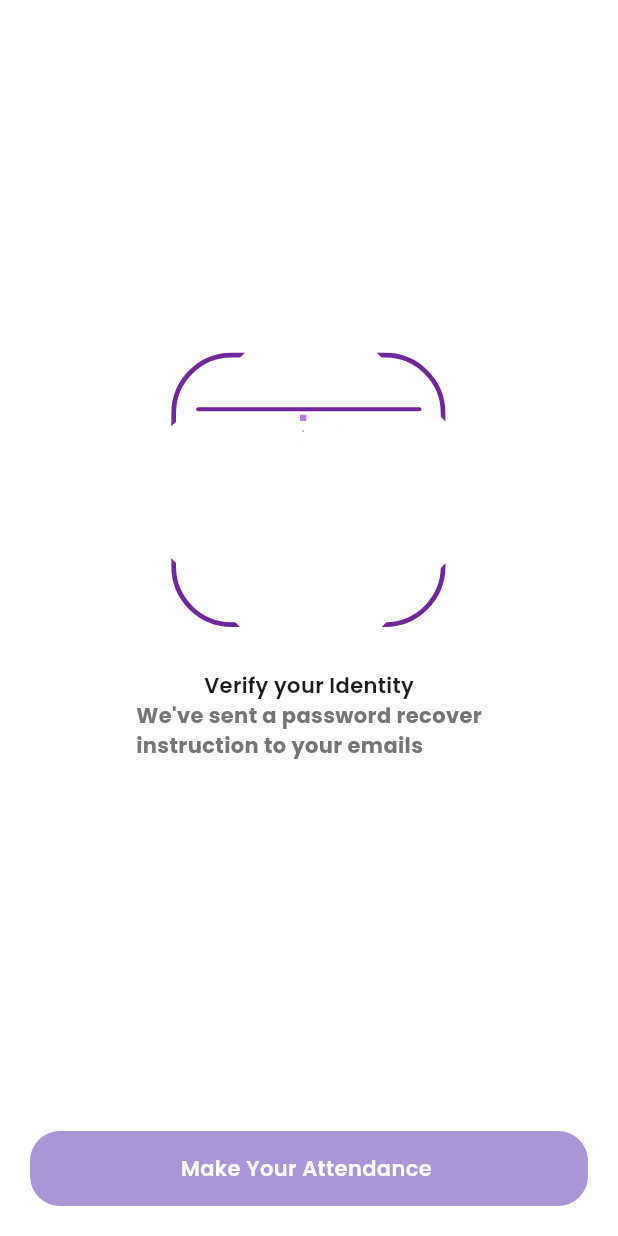
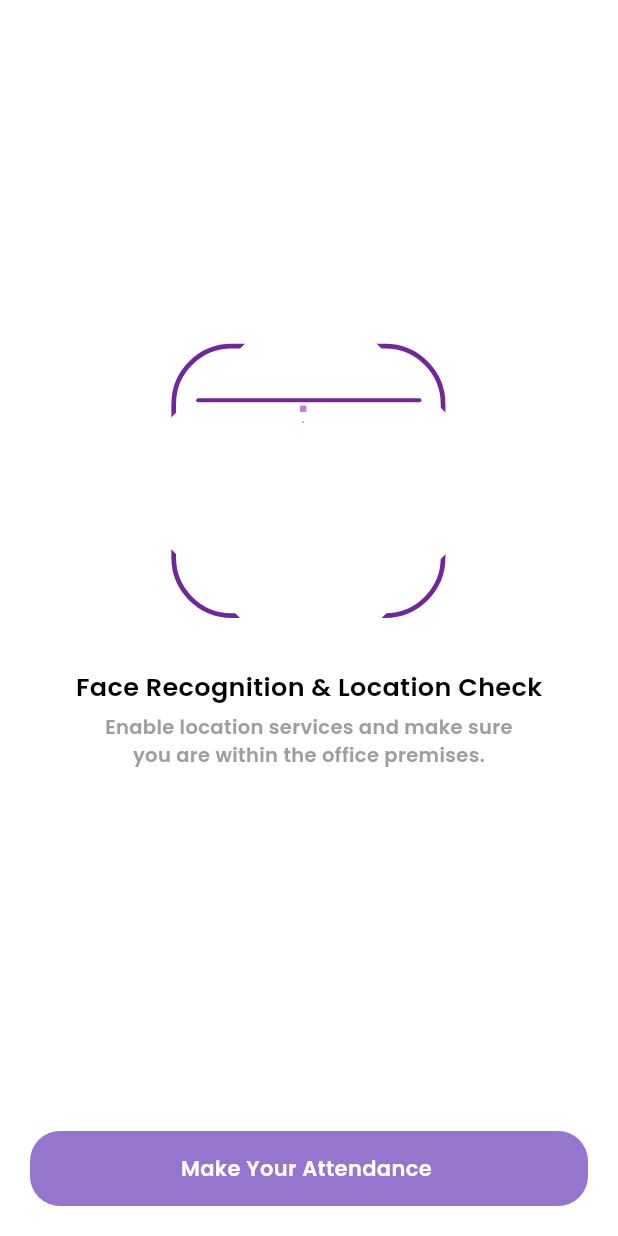
Before and after one commit to meet-shiyaniya/staff_lead_mgt, a Flutter app: the FaceOnboarding screen opened directly, on a phone screen of 412 x 824 dp. Run offline on Flutter 3.47's test engine with Material 3 defaults, Android fonts, the phone set to English and light mode, and no system bars; our stand-ins replace animate_do, auto_size_text, dotted_border, dropdown_button2, emoji_picker_flutter, fl_chart and 13 more; missing offline and left inert: switcher_button; accounts and stored records are empty.

Commit message:
path settle done.

```diff
--- a/lib/face_onboarding.dart
+++ b/lib/face_onboarding.dart
@@ -1,6 +1,6 @@
 import 'package:flutter/material.dart';
-import 'package:hr_app/social_module/colors/colors.dart';
 import 'package:hr_app/staff_Attendance_Screen.dart';
+import 'package:hr_app/staff_HRM_module/Screen/Color/app_Color.dart';
 import 'package:lottie/lottie.dart';
 
 class FaceOnboarding extends StatefulWidget {
@@ -22,16 +22,15 @@ class _FaceOnboardingState extends State<FaceOnboarding> {
           Column(
             children: [
               Lottie.asset('asset/faceScanner.json', fit: BoxFit.contain, width: 200, height: 200),
-              SizedBox(height:20),
-              Text("Verify your Identity",style:TextStyle(fontFamily:"poppins_thin",fontWeight: FontWeight.bold)),
-              Align(
-                  alignment: Alignment.center,
-                  child: Text("We've sent a password recover\ninstruction to your emails",style:TextStyle(fontFamily:"poppins",fontWeight: FontWeight.bold,color: Colors.grey.shade600)))
+              SizedBox(height:25),
+              Text("Face Recognition & Location Check",style:TextStyle(fontFamily:"poppins_thin", fontSize: 17, color: Colors.black)),
+              SizedBox(height: 5,),
+              Text("Enable location services and make sure\nyou are within the office premises.",style:TextStyle(fontFamily:"poppins_thin",fontWeight: FontWeight.w100,color: Colors.grey.shade500, fontSize: 13), textAlign: TextAlign.center,)
             ],
           ),
           GestureDetector(
             onTap: (){
-              Navigator.push(context, MaterialPageRoute(builder: (context)=>staffAttendanceScreen()));
+              Navigator.pushReplacement(context, MaterialPageRoute(builder: (context) => staffAttendanceScreen()));
             },
             child: Container(
               height:50,
@@ -39,7 +38,7 @@ class _FaceOnboardingState extends State<FaceOnboarding> {
               margin: EdgeInsets.all(20),
               decoration: BoxDecoration(
                 borderRadius: BorderRadius.circular(20),
-                color: AppColors.primaryColor.withOpacity(0.6)
+                color: appColor.primaryColor,
               ),
               child: Center(
                 child:Text("Make Your Attendance ",style: TextStyle(fontFamily: "poppins_thin",color: Colors.white),),
--- a/lib/social_module/login_screen/login_screen.dart
+++ b/lib/social_module/login_screen/login_screen.dart
@@ -159,7 +159,7 @@ class _LoginScreenState extends State<LoginScreen> {
                               child: TextButton(
                                 onPressed: () {
                                   if (_formKey.currentState!.validate()) {
-                                Navigator.push(context, MaterialPageRoute(builder: (context)=>FaceOnboarding()));
+                                    Navigator.pushReplacement(context, MaterialPageRoute(builder: (context) => FaceOnboarding()));
                                   }
                                 },
                                 child: const Text(
```
Also changed, not shown: lib/main.dart (+2 -6 lines).
